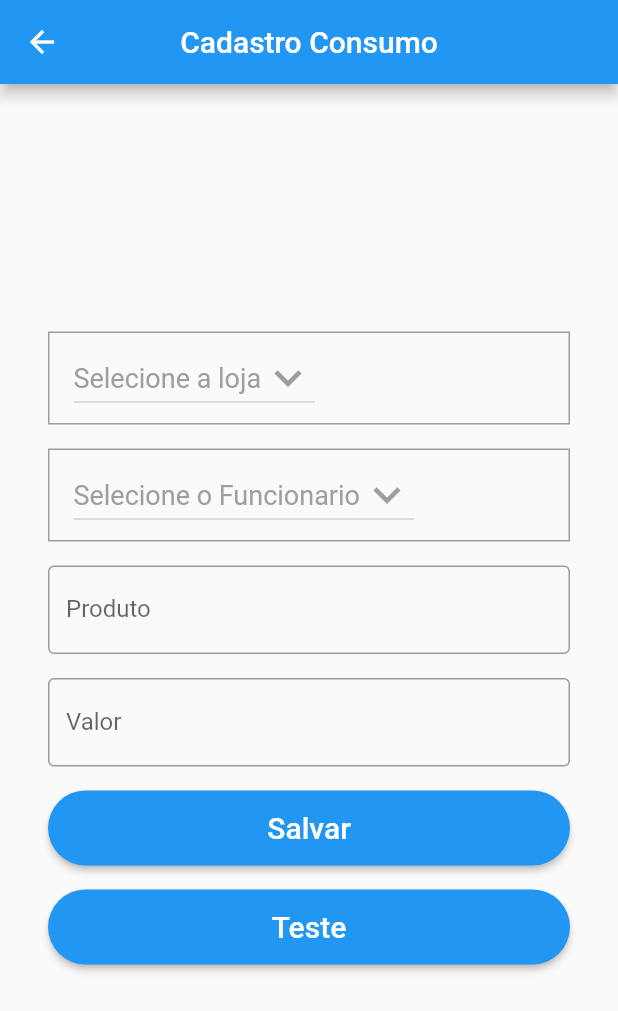
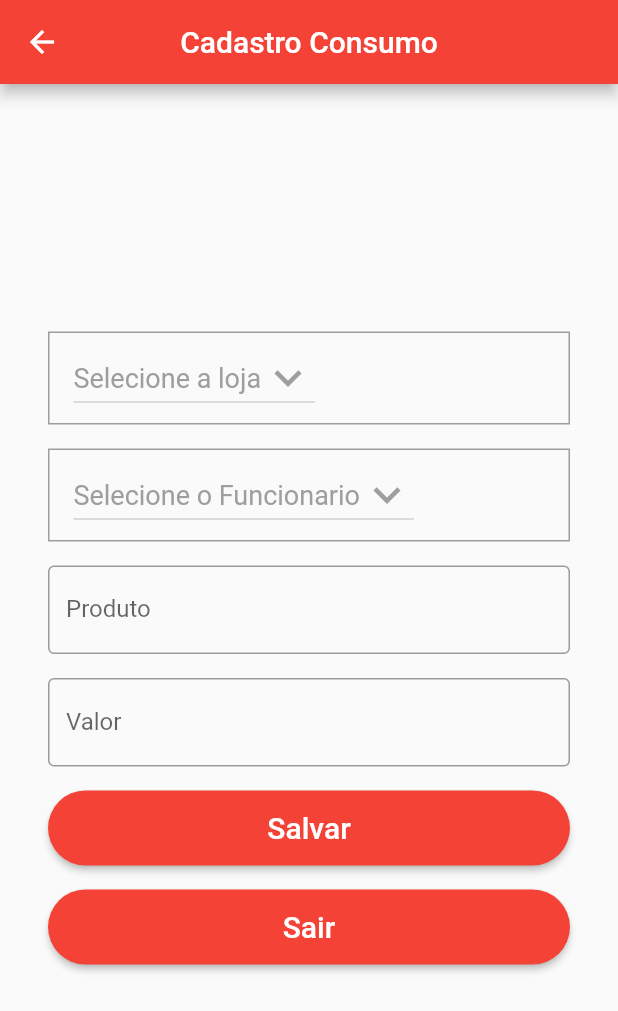
Before and after one commit to Tuliocafe/controle_consumo, a Flutter app: the CreateSheetsPage screen opened directly, on a phone screen of 412 x 824 dp. Shown: the top 1011 px of the screen. Run offline on Flutter 3.47's test engine with Material 2 defaults, Android fonts, the phone set to English and light mode, and no system bars; our stand-ins replace firebase_auth, firebase_core; missing offline and left inert: gsheets; accounts and stored records are empty; key blocks and very long unbroken strings in the code were emptied for the run.

Commit message:
Ainda em Desenvolvimento
Segue a ultima alteração feita no projeto.
Ainda preciso refatorar algumas coisas.
Colocar botão de logout.
Resolver alguns Bugs.
Melhorar o SetStatos
Colocar relatorio das ultimas entradas.

```diff
--- a/lib/model/user_cadastro.dart
+++ b/lib/model/user_cadastro.dart
@@ -1,3 +1,5 @@
+
+
 class UserFieldsCadastro {
   // static final String id = 'id';
   static const String loja = 'loja';
--- a/lib/screens/create_sheets_page.dart
+++ b/lib/screens/create_sheets_page.dart
@@ -1,6 +1,3 @@
-import 'dart:ffi';
-
-import 'package:controle_consumo/sheets/user_sheet_cadastro.dart';
 import 'package:controle_consumo/sheets/user_sheets.dart';
 import 'package:controle_consumo/widget/user_form_widget.dart';
 import 'package:flutter/material.dart';
@@ -11,6 +8,7 @@
   @override
   Widget build(BuildContext context) => Scaffold(
         appBar: AppBar(
+          backgroundColor: Colors.red,
           title: const Text('Cadastro Consumo'),
           centerTitle: true,
         ),
@@ -20,13 +18,6 @@
           child: SingleChildScrollView(
             child: UserFormWidget(
 
-              // onSevedCadastro: (user) async {
-              //
-              //   await UserSheetsCadastro.getRowCountEmail() + 1;
-              //   final newUser = user.copy();
-              //
-              //   await UserSheetsCadastro.insert([newUser.toJson()]);
-              // },
               onSavedUser: (user) async{
 
                 final id = await UserSheets.getRowCount() + 1;
@@ -43,6 +34,9 @@
         ),
       );
 
+
+  //Usei o comando abaixo para inserir itens direto na planilha, para teste
+
   // Future insertUsers() async {
   //   final users = [
   //     User(id: 4, pessoa: 'Tulio', item: 'HotDog', valor: '15.00'),
--- a/lib/screens/login_page.dart
+++ b/lib/screens/login_page.dart
@@ -78,6 +78,9 @@
   @override
   Widget build(BuildContext context) {
     return Scaffold(
+      appBar: AppBar(
+        backgroundColor: Colors.red,
+      ),
       body: SingleChildScrollView(
         child: Padding(
           padding: EdgeInsets.only(top: 100),
@@ -134,6 +137,7 @@
                   padding: EdgeInsets.all(24),
                   child: ElevatedButton(
                     style: ElevatedButton.styleFrom(
+                      primary: Colors.red,
                       minimumSize: Size.fromHeight(50),
                       shape: StadiumBorder(),
                     ),
--- a/lib/service/email_Validation.dart
+++ /dev/null
@@ -1,63 +0,0 @@
-import 'package:flutter/material.dart';
-
-List<UserCadastro> emailvalidation = [];
-
-
-
-class CheckEmailValidation extends ChangeNotifier{
-
-
-}
-
-
-
-
-  Future getemail() async{
-
-    final emailvalidation = await UserSheetsCadastro.getByemail();
-
-    setState(() {
-      this.emailvalidation = emailvalidation;
-    });
-  }
-
-    bool emailexiste = false;
-    print(emailvalidation.length);
-    for (int i = 0; i < emailvalidation.length; i++) {
-      // print(teste1[i].ativo);
-      print(emailvalidation[i].email);
-      if (context.read<AuthService>().usuario?.email == emailvalidation[i].email) {
-        emailexiste = true;
-        if (emailvalidation[i].ativo == 'sim') {
-          print('Liberado para uso');
-        } else
-          print('nao liberado');
-      }
-    }
-    // insertemail(teste, teste1.length +2);
-
-
-    if (emailexiste)
-      print(emailexiste);
-    else {
-      getemail();
-      insertemail(context.read<AuthService>().usuario?.email,teste1.length +2);
-      print('nao existe');
-      print(emailexiste);
-
-
-    return Container();
-  }
-}
-
-
-
-
-
-
-
-  // final id = await UserSheets.getRowCount() + 1;
-  //
-  // final newUser = user.copy(id:id);
-  //
-  // await UserSheets.insert([newUser.toJson()]);
--- a/lib/sheets/user_sheets.dart
+++ b/lib/sheets/user_sheets.dart
@@ -1,5 +1,4 @@
 import 'package:controle_consumo/model/user.dart';
-import 'package:controle_consumo/model/user_cadastro.dart';
 import 'package:gsheets/gsheets.dart';
 
 class UserSheets {
@@ -19,7 +18,8 @@
   "client_x509_cert_url": "https://www.googleapis.com/robot/v1/metadata/x509/controleconsumo%40controleconsumo.iam.gserviceaccount.com"
 }
 ''';
-  static final _planilhaId = '1SitJZR9Rnh7NNvMLQuBlcwwuQv-117sQoSivLvSBDcM';
+    //removi essa informação
+  static final _planilhaId = '???';
   static final _Consumo = GSheets(_credentials);
   static Worksheet? _userSheet;
 
@@ -65,7 +65,13 @@
   }
 
 
+    static Future<List<String>?> getAllcolumn() async{
+    //Preciso melhorar isso, fiz para tentar entender.
+    // estou usando uma lista ao invez do map
 
+      final users = await _userSheet!.values.lastRow();
+      return users;
+    }
 
 
   static Future insert(List<Map<String, dynamic>> rowList) async{
@@ -74,3 +80,13 @@
     _userSheet!.values.map.appendRows(rowList);
   }
 }
+
+
+
+
+// static Future<List<User>> getAllcolumn() async{
+// if (_userSheet == null) return <User>[];
+//
+// final users = await _userSheet!.values.map.allColumns();
+// return users == null ? <User>[] : users.map(User.fromJson).toList();
+// }
--- a/lib/widget/botton_widget.dart
+++ b/lib/widget/botton_widget.dart
@@ -13,8 +13,12 @@
 
   @override
   Widget build(BuildContext context) =>
+
       ElevatedButton(
-        style: ElevatedButton.styleFrom(minimumSize: Size.fromHeight(50),
+        style:
+        ElevatedButton.styleFrom(
+          primary: Colors.red,
+          minimumSize: Size.fromHeight(50),
           shape: StadiumBorder(),
         ),
         child: FittedBox(
--- a/pubspec.yaml
+++ b/pubspec.yaml
@@ -69,6 +69,8 @@
   # assets:
   #   - images/a_dot_burr.jpeg
   #   - images/a_dot_ham.jpeg
+  assets:
+#    - images/imagem.JPG
 
   # An image asset can refer to one or more resolution-specific "variants", see
   # https://flutter.dev/assets-and-images/#resolution-aware.
```
Also changed, not shown: lib/main.dart (+6 -4 lines), lib/screens/email_Validation.dart (added, +198 -0 lines), lib/service/auth_service.dart (+66 -4 lines), lib/service/email_autorization.dart (added, +27 -0 lines), lib/sheets/user_sheet_cadastro.dart (+7 -17 lines), lib/widget/auth_check_widget.dart (+4 -7 lines), lib/widget/user_form_widget.dart (+93 -46 lines).
